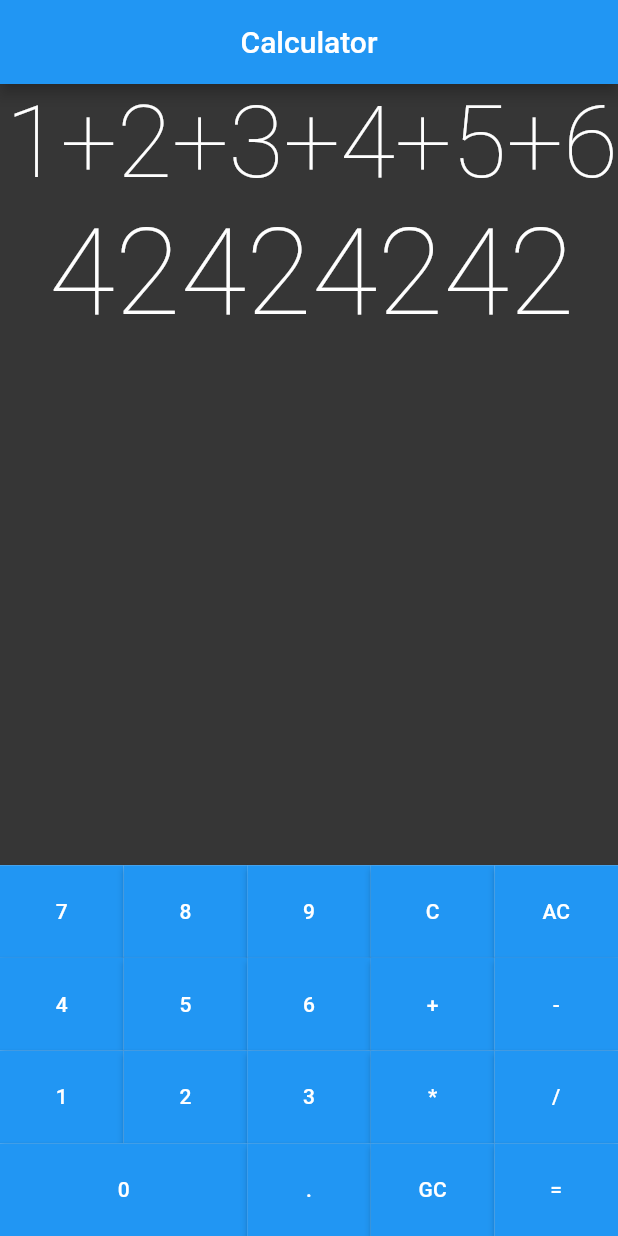
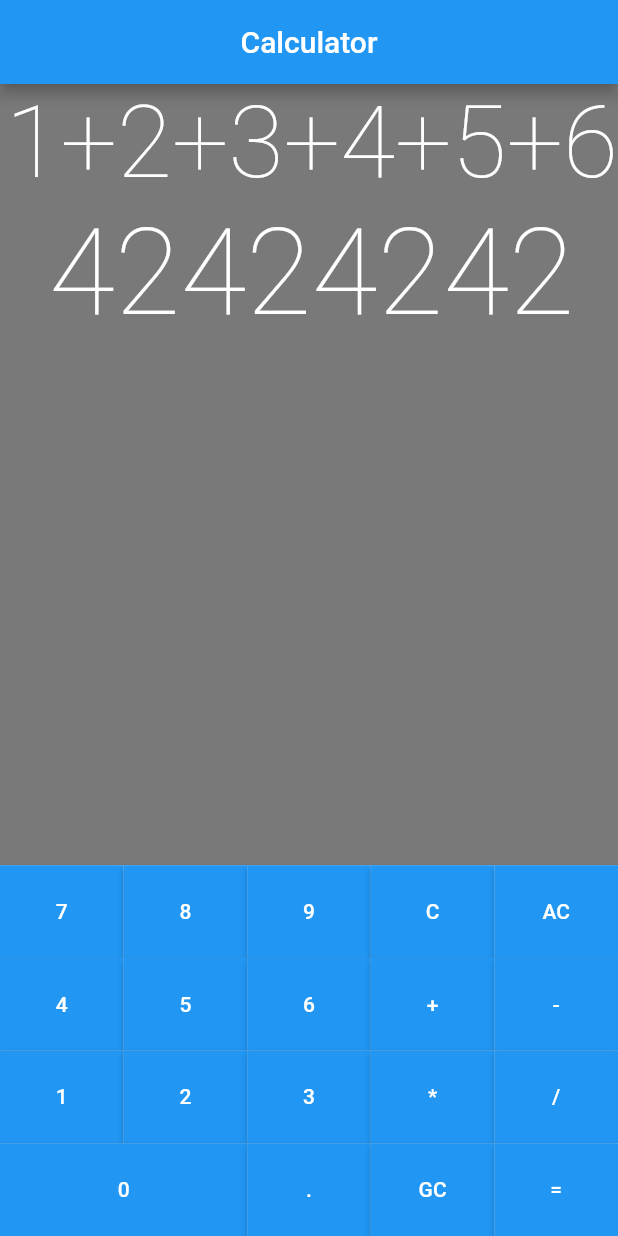
Before and after one commit to DaviPrograme/Flutter_start_42, a Flutter app: the screen it shows after launch, on a phone screen of 412 x 824 dp. Run offline on Flutter 3.47's test engine with Material 2 defaults, Android fonts, the phone set to English and light mode, and no system bars; drawn by our look-alikes of auto_size_text.

Commit message:
deixei a cor do dislplay da calculadora mais clara

```diff
--- a/ex02/lib/display.dart
+++ b/ex02/lib/display.dart
@@ -28,7 +28,7 @@ class StateDisplayCalculator extends State<DisplayCalculator>{
       child: Container(
         width: double.infinity,
         alignment: Alignment.centerRight,
-        decoration: BoxDecoration(color: Color.fromARGB(255, 54, 54, 54)),
+        decoration: BoxDecoration(color: Color.fromARGB(255, 122, 121, 121)),
           child: Column(children: [
             AutoSizeText (
               expression,
```
